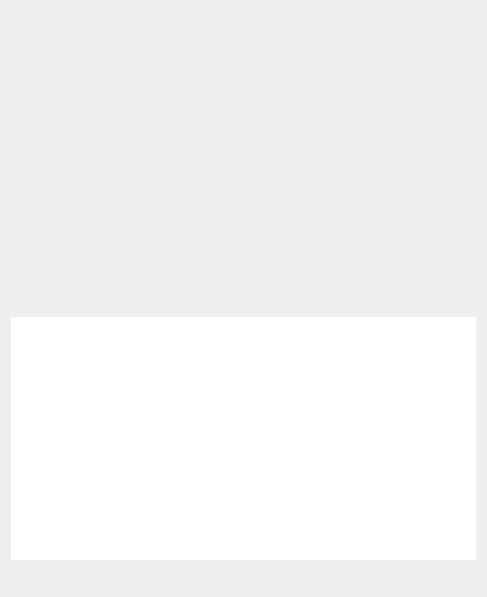
First picture: the form in src/qt/forms/receiverequestdialog.ui, repository FantasyGold/FantasyGold-Core, before the edit.
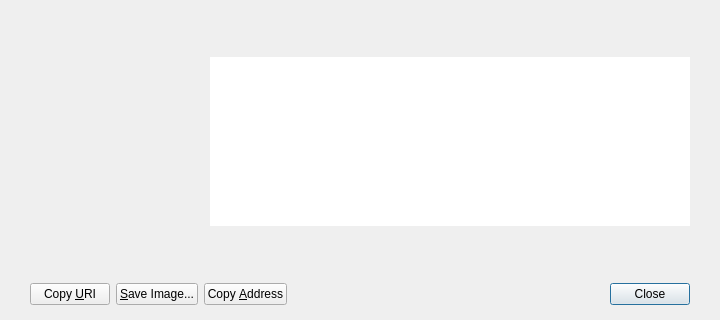
Second picture: the form after the edit. Custom widgets are drawn as their Qt base class.

Patch:
```diff
--- a/src/qt/forms/receiverequestdialog.ui
+++ b/src/qt/forms/receiverequestdialog.ui
@@ -6,23 +6,63 @@
    <rect>
     <x>0</x>
     <y>0</y>
-    <width>487</width>
-    <height>597</height>
+    <width>720</width>
+    <height>320</height>
    </rect>
   </property>
-  <layout class="QVBoxLayout" name="verticalLayout_3">
+  <layout class="QVBoxLayout" name="verticalLayout_2">
+   <property name="spacing">
+    <number>0</number>
+   </property>
+   <property name="leftMargin">
+    <number>0</number>
+   </property>
+   <property name="topMargin">
+    <number>15</number>
+   </property>
+   <property name="rightMargin">
+    <number>0</number>
+   </property>
+   <property name="bottomMargin">
+    <number>0</number>
+   </property>
+   <item>
+    <layout class="QVBoxLayout" name="verticalLayout">
+     <property name="spacing">
+      <number>0</number>
+     </property>
+     <item>
+      <layout class="QHBoxLayout" name="horizontalLayout_3">
+       <property name="leftMargin">
+        <number>10</number>
+       </property>
+       <property name="topMargin">
+        <number>0</number>
+       </property>
+       <property name="rightMargin">
+        <number>30</number>
+       </property>
+       <property name="bottomMargin">
+        <number>0</number>
+       </property>
    <item>
     <widget class="QRImageWidget" name="lblQRCode">
      <property name="sizePolicy">
-      <sizepolicy hsizetype="Expanding" vsizetype="Fixed">
+          <sizepolicy hsizetype="Minimum" vsizetype="Minimum">
        <horstretch>0</horstretch>
        <verstretch>0</verstretch>
       </sizepolicy>
      </property>
      <property name="minimumSize">
       <size>
-       <width>300</width>
-       <height>300</height>
+           <width>200</width>
+           <height>200</height>
+          </size>
+         </property>
+         <property name="maximumSize">
+          <size>
+           <width>200</width>
+           <height>200</height>
       </size>
      </property>
      <property name="toolTip">
@@ -40,6 +80,27 @@
     </widget>
    </item>
    <item>
+        <layout class="QVBoxLayout" name="verticalLayout_3">
+         <property name="topMargin">
+          <number>25</number>
+         </property>
+         <property name="bottomMargin">
+          <number>25</number>
+         </property>
+         <item>
+          <spacer name="verticalSpacer">
+           <property name="orientation">
+            <enum>Qt::Vertical</enum>
+           </property>
+           <property name="sizeHint" stdset="0">
+            <size>
+             <width>20</width>
+             <height>40</height>
+            </size>
+           </property>
+          </spacer>
+         </item>
+         <item>
     <widget class="QTextEdit" name="outUri">
      <property name="sizePolicy">
       <sizepolicy hsizetype="Expanding" vsizetype="Expanding">
@@ -68,33 +129,67 @@
     </widget>
    </item>
    <item>
+          <spacer name="verticalSpacer_2">
+           <property name="orientation">
+            <enum>Qt::Vertical</enum>
+           </property>
+           <property name="sizeHint" stdset="0">
+            <size>
+             <width>20</width>
+             <height>40</height>
+            </size>
+           </property>
+          </spacer>
+         </item>
+        </layout>
+       </item>
+      </layout>
+     </item>
+    </layout>
+   </item>
+   <item>
+    <widget class="QWidget" name="buttonsContainerWhite" native="true">
+     <layout class="QVBoxLayout" name="verticalLayout_4">
+      <property name="leftMargin">
+       <number>30</number>
+      </property>
+      <property name="topMargin">
+       <number>15</number>
+      </property>
+      <property name="rightMargin">
+       <number>30</number>
+      </property>
+      <property name="bottomMargin">
+       <number>15</number>
+      </property>
+      <item>
     <layout class="QHBoxLayout" name="horizontalLayout">
      <item>
-      <widget class="QtMaterialFlatButton" name="btnCopyURI" native="true">
-       <property name="text" stdset="0">
-        <string>Copy URI</string>
-       </property>
-       <property name="autoDefault" stdset="0">
+         <widget class="QPushButton" name="btnCopyURI">
+          <property name="text">
+           <string>Copy &amp;URI</string>
+          </property>
+          <property name="autoDefault">
         <bool>false</bool>
        </property>
       </widget>
      </item>
      <item>
-      <widget class="QtMaterialFlatButton" name="btnCopyAddress" native="true">
-       <property name="text" stdset="0">
-        <string>Copy Address</string>
-       </property>
-       <property name="autoDefault" stdset="0">
+         <widget class="QPushButton" name="btnSaveAs">
+          <property name="text">
+           <string>&amp;Save Image...</string>
+          </property>
+          <property name="autoDefault">
         <bool>false</bool>
        </property>
       </widget>
      </item>
      <item>
-      <widget class="QtMaterialFlatButton" name="btnSaveAs" native="true">
-       <property name="text" stdset="0">
-        <string>Save Image...</string>
-       </property>
-       <property name="autoDefault" stdset="0">
+         <widget class="QPushButton" name="btnCopyAddress">
+          <property name="text">
+           <string>Copy &amp;Address</string>
+          </property>
+          <property name="autoDefault">
         <bool>false</bool>
        </property>
       </widget>
@@ -113,13 +208,19 @@
       </spacer>
      </item>
      <item>
-      <widget class="QtMaterialFlatButton" name="closeButton" native="true">
-	  <property name="text" stdset="0">
-         <string>Close</string>
-        </property>
+         <widget class="QDialogButtonBox" name="buttonBox">
+          <property name="styleSheet">
+           <string notr="true"/>
+          </property>
+          <property name="standardButtons">
+           <set>QDialogButtonBox::Close</set>
+          </property>
 		</widget>
      </item>
     </layout>
+      </item>
+     </layout>
+    </widget>
    </item>
   </layout>
  </widget>
@@ -127,12 +228,7 @@
   <customwidget>
    <class>QRImageWidget</class>
    <extends>QLabel</extends>
-   <header>receiverequestdialog.h</header>
-  </customwidget>
-  <customwidget>
-   <class>QtMaterialFlatButton</class>
-   <extends>QWidget</extends>
-   <header>qtmaterialflatbutton.h</header>
+   <header>qt/receiverequestdialog.h</header>
   </customwidget>
  </customwidgets>
  <resources/>
```
Left out of the diff: 37 changed lines with no effect on the pictures. Lines whose indentation alone changed are shown as unchanged.
